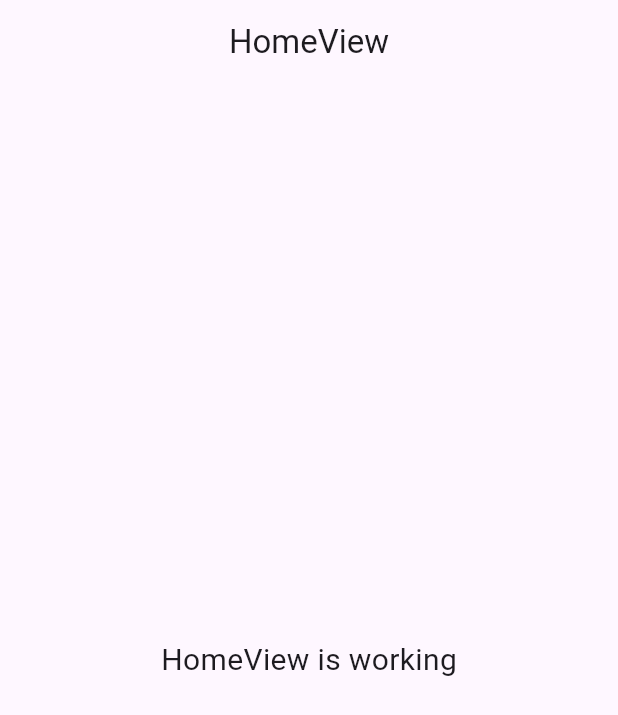
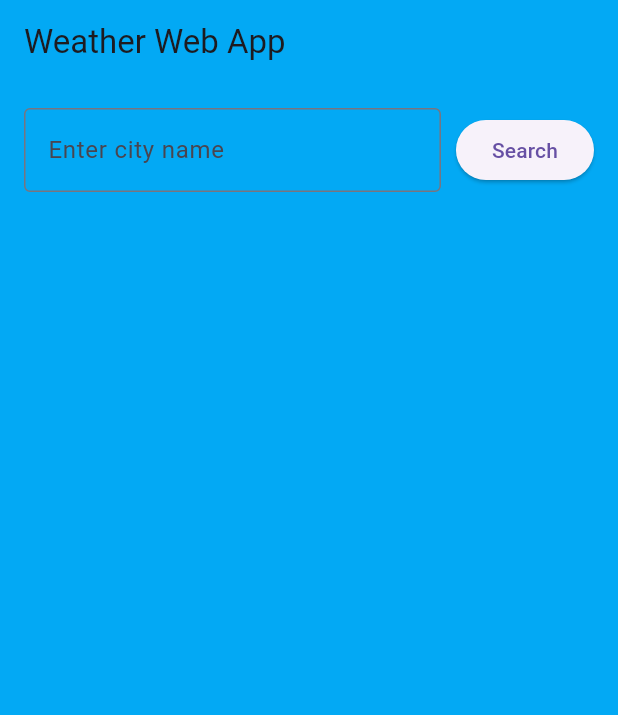
Before and after one commit to dhinadts/dhinadts-flutter-main, a Flutter app: the screen it shows after launch, on a phone screen of 412 x 824 dp. Shown: the top 715 px of the screen. Run offline on Flutter 3.47's test engine with Material 3 defaults, Android fonts, the phone set to English and light mode, and no system bars; our stand-ins replace get, shared_preferences.

Commit message:
Weather app

```diff
--- a/expense_tracker_flutter/lib/app/modules/home/views/home_view.dart
+++ b/expense_tracker_flutter/lib/app/modules/home/views/home_view.dart
@@ -1,22 +1,80 @@
 import 'package:flutter/material.dart';
-
 import 'package:get/get.dart';
-
 import '../controllers/home_controller.dart';
 
-class HomeView extends GetView<HomeController> {
-  const HomeView({super.key});
+class HomeView extends StatelessWidget {
+  HomeView({super.key});
+  final HomeController controller = Get.put(HomeController());
+
+  Widget buildWeatherCard(String title, String value) {
+    return Card(
+      elevation: 4,
+      margin: const EdgeInsets.all(8),
+      child: Container(
+        width: 150,
+        height: 150,
+        alignment: Alignment.center,
+        child: Column(
+          mainAxisAlignment: MainAxisAlignment.center,
+          children: [
+            Text(title, style: const TextStyle(fontSize: 18)),
+            const SizedBox(height: 8),
+            Text(value, style: const TextStyle(fontSize: 20, fontWeight: FontWeight.bold)),
+          ],
+        ),
+      ),
+    );
+  }
+
   @override
   Widget build(BuildContext context) {
     return Scaffold(
-      appBar: AppBar(
-        title: const Text('HomeView'),
-        centerTitle: true,
-      ),
-      body: const Center(
-        child: Text(
-          'HomeView is working',
-          style: TextStyle(fontSize: 20),
+      backgroundColor: Colors.lightBlue,
+      appBar: AppBar(title: const Text('Weather Web App'), backgroundColor:  Colors.lightBlue,),
+      body: Padding(
+        padding: const EdgeInsets.all(16),
+        child: Column(
+          children: [
+            Row(
+              children: [
+                Expanded(
+                  child: TextField(
+                    decoration: const InputDecoration(
+                      hintText: 'Enter city name',
+                      border: OutlineInputBorder(),
+                    ),
+                    onChanged: (value) => controller.cityName.value = value,
+                    onSubmitted: (_) => controller.fetchWeather(),
+                  ),
+                ),
+                const SizedBox(width: 10),
+                ElevatedButton(
+                  onPressed: controller.fetchWeather,
+                  child: const Text('Search'),
+                ),
+              ],
+            ),
+            const SizedBox(height: 20),
+            Obx(() {
+              if (controller.isLoading.value) {
+                return const CircularProgressIndicator();
+              }
+              if (controller.weatherData.isEmpty) {
+                return const SizedBox.shrink();
+              }
+              return Expanded(
+                child: GridView.count(
+                  crossAxisCount: 4,
+                  children: [
+                    buildWeatherCard('Temperature', '${controller.weatherData['temp']} °C'),
+                    buildWeatherCard('Humidity', '${controller.weatherData['humidity']} %'),
+                    buildWeatherCard('Condition', controller.weatherData['condition']),
+                    buildWeatherCard('Wind Speed', '${controller.weatherData['wind']} kph'),
+                  ],
+                ),
+              );
+            }),
+          ],
         ),
       ),
     );
--- a/expense_tracker_flutter/lib/app/routes/app_pages.dart
+++ b/expense_tracker_flutter/lib/app/routes/app_pages.dart
@@ -13,7 +13,7 @@ class AppPages {
   static final routes = [
     GetPage(
       name: _Paths.HOME,
-      page: () => const HomeView(),
+      page: () =>  HomeView(),
       binding: HomeBinding(),
     ),
   ];
--- a/expense_tracker_flutter/lib/main.dart
+++ b/expense_tracker_flutter/lib/main.dart
@@ -7,9 +7,14 @@ import 'app/routes/app_pages.dart';
 void main() {
   runApp(
     GetMaterialApp(
-      title: "Application",
+      title: "Weather Application",
       initialRoute: AppPages.INITIAL,
       getPages: AppPages.routes,
+      debugShowCheckedModeBanner: false,
+      // color: Colors.lightBlue,
+          color:  Colors.lightBlue,
+
+
     ),
   );
 }
--- a/expense_tracker_flutter/pubspec.yaml
+++ b/expense_tracker_flutter/pubspec.yaml
@@ -35,6 +35,7 @@ dependencies:
   # Use with the CupertinoIcons class for iOS style icons.
   cupertino_icons: ^1.0.8
   get: ^4.7.2
+  http: ^1.4.0
 
 dev_dependencies:
   flutter_test:
```
Also changed, not shown: expense_tracker_flutter/lib/app/modules/home/controllers/home_controller.dart (+35 -17 lines), 2 other files.
